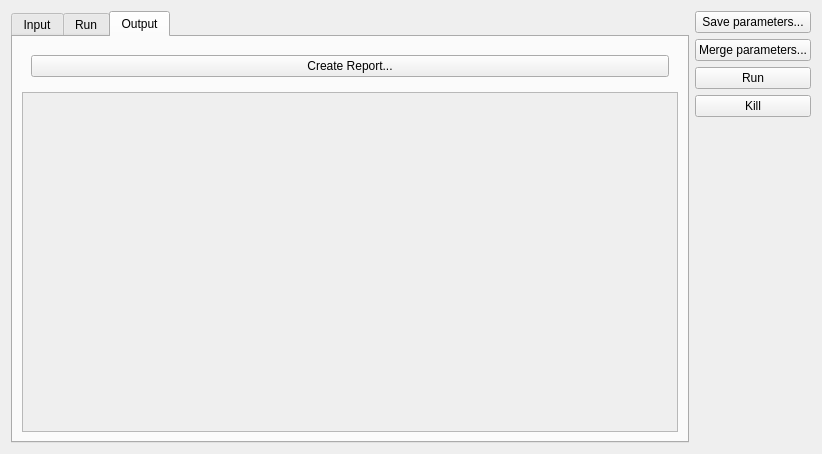
Before: the Qt Designer form src/workbench/analysisform.ui in hkroeger/insightcae, drawn with Qt 5.
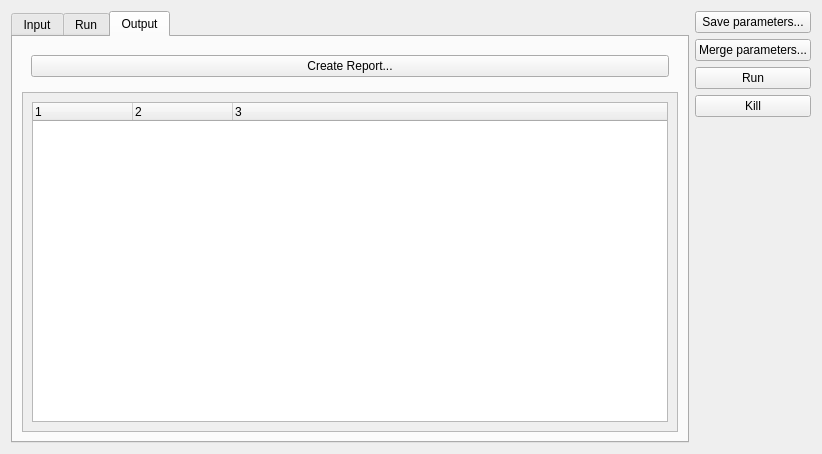
After: the same form once the commit is applied. The open tabs and pages were chosen to show the change.

Commit message: better result display in workbench

The edit to the form file:
```diff
--- a/src/workbench/analysisform.ui
+++ b/src/workbench/analysisform.ui
@@ -84,10 +84,49 @@
            <rect>
             <x>0</x>
             <y>0</y>
-            <width>632</width>
-            <height>368</height>
+            <width>626</width>
+            <height>333</height>
            </rect>
           </property>
+          <layout class="QHBoxLayout" name="horizontalLayout_2">
+           <item>
+            <widget class="QTreeWidget" name="resultTree">
+             <property name="editTriggers">
+              <set>QAbstractItemView::NoEditTriggers</set>
+             </property>
+             <property name="alternatingRowColors">
+              <bool>true</bool>
+             </property>
+             <property name="selectionBehavior">
+              <enum>QAbstractItemView::SelectItems</enum>
+             </property>
+             <property name="verticalScrollMode">
+              <enum>QAbstractItemView::ScrollPerPixel</enum>
+             </property>
+             <property name="wordWrap">
+              <bool>true</bool>
+             </property>
+             <property name="columnCount">
+              <number>3</number>
+             </property>
+             <column>
+              <property name="text">
+               <string notr="true">1</string>
+              </property>
+             </column>
+             <column>
+              <property name="text">
+               <string notr="true">2</string>
+              </property>
+             </column>
+             <column>
+              <property name="text">
+               <string notr="true">3</string>
+              </property>
+             </column>
+            </widget>
+           </item>
+          </layout>
          </widget>
         </widget>
        </item>
```
The commit also changes 4 other files.
